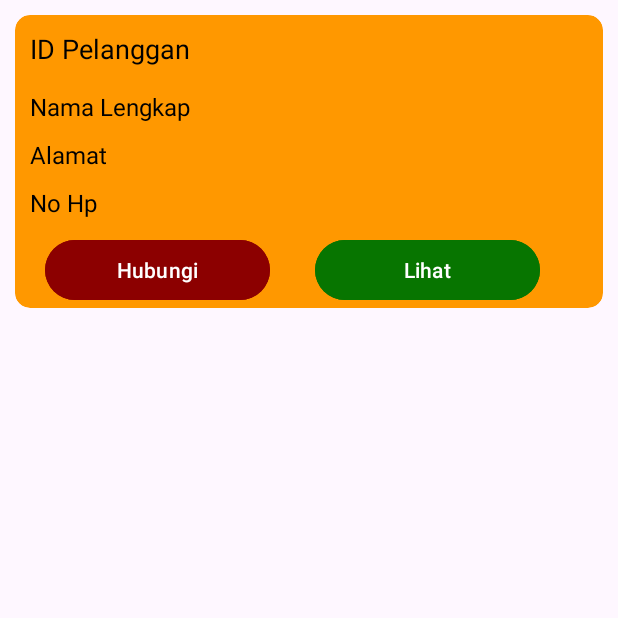
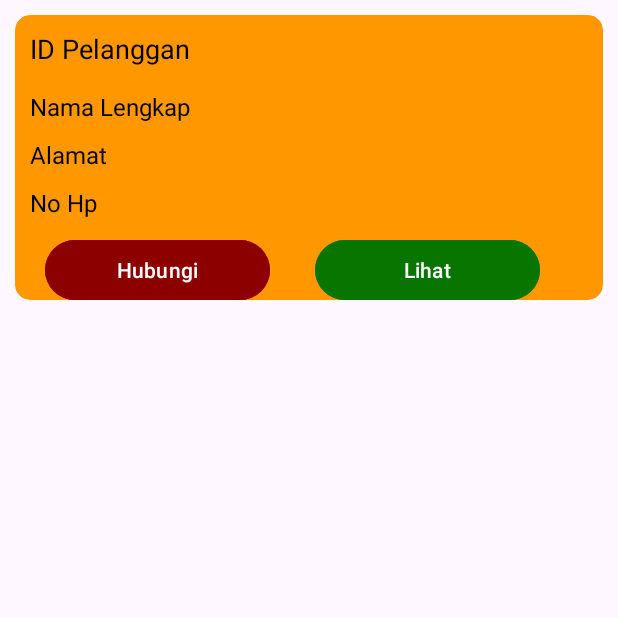
Before and after one commit to KarinaSalsabilla/Laundry2, an Android app: the layanan screen opened directly, with no data from a screen before it, on a phone screen of 412 x 824 dp, the top half of it. Run offline under Robolectric (Android 15) with nearby library versions, the phone set to English and light mode, and no system bars.

Commit message:
menambahkan tambahpelanggan,tambahan,layanan dan carddatapelanggan

```diff
--- a/app/src/main/res/layout/activity_layanan.xml
+++ b/app/src/main/res/layout/activity_layanan.xml
@@ -9,7 +9,7 @@
 
     <androidx.cardview.widget.CardView
         android:layout_width="match_parent"
-        android:layout_height="195dp"
+        android:layout_height="190dp"
         app:layout_constraintTop_toTopOf="parent"
         app:layout_constraintStart_toStartOf="parent"
         app:layout_constraintEnd_toEndOf="parent"
```
